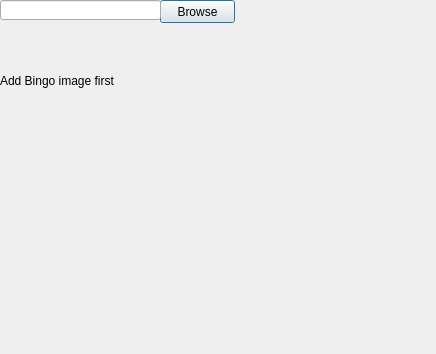
Before: the Qt Designer form gui.ui in ezra01/bingo-tracker, drawn with Qt 5.
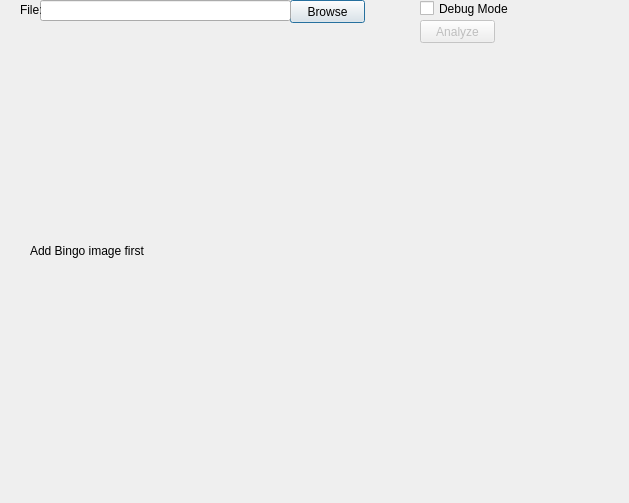
After: the same form once the commit is applied.

Commit message: -GUI: added threading, linked functions to buttons, added checkbox for debug info -Main: getwinning#'s updated so winning bingo's are saved as set data

```diff
--- a/gui.ui
+++ b/gui.ui
@@ -6,12 +6,12 @@
    <rect>
     <x>0</x>
     <y>0</y>
-    <width>436</width>
-    <height>354</height>
+    <width>629</width>
+    <height>503</height>
    </rect>
   </property>
   <property name="sizePolicy">
-   <sizepolicy hsizetype="Expanding" vsizetype="Expanding">
+   <sizepolicy hsizetype="MinimumExpanding" vsizetype="MinimumExpanding">
     <horstretch>0</horstretch>
     <verstretch>0</verstretch>
    </sizepolicy>
@@ -22,7 +22,7 @@
   <widget class="QPushButton" name="browse_button">
    <property name="geometry">
     <rect>
-     <x>160</x>
+     <x>290</x>
      <y>0</y>
      <width>75</width>
      <height>23</height>
@@ -35,20 +35,23 @@
   <widget class="QLineEdit" name="filename">
    <property name="geometry">
     <rect>
-     <x>0</x>
+     <x>40</x>
      <y>0</y>
-     <width>161</width>
-     <height>20</height>
+     <width>251</width>
+     <height>21</height>
     </rect>
    </property>
+   <property name="readOnly">
+    <bool>true</bool>
+   </property>
   </widget>
   <widget class="QLabel" name="pic_label">
    <property name="geometry">
     <rect>
-     <x>0</x>
-     <y>30</y>
-     <width>151</width>
-     <height>101</height>
+     <x>30</x>
+     <y>50</y>
+     <width>491</width>
+     <height>401</height>
     </rect>
    </property>
    <property name="text">
@@ -58,6 +61,48 @@
     <bool>true</bool>
    </property>
   </widget>
+  <widget class="QPushButton" name="analyze_button">
+   <property name="enabled">
+    <bool>false</bool>
+   </property>
+   <property name="geometry">
+    <rect>
+     <x>420</x>
+     <y>20</y>
+     <width>75</width>
+     <height>23</height>
+    </rect>
+   </property>
+   <property name="text">
+    <string>Analyze</string>
+   </property>
+  </widget>
+  <widget class="QCheckBox" name="isDebug_btn">
+   <property name="geometry">
+    <rect>
+     <x>420</x>
+     <y>0</y>
+     <width>91</width>
+     <height>17</height>
+    </rect>
+   </property>
+   <property name="text">
+    <string>Debug Mode</string>
+   </property>
+  </widget>
+  <widget class="QLabel" name="label">
+   <property name="geometry">
+    <rect>
+     <x>20</x>
+     <y>0</y>
+     <width>21</width>
+     <height>20</height>
+    </rect>
+   </property>
+   <property name="text">
+    <string>File:</string>
+   </property>
+  </widget>
  </widget>
  <resources/>
  <connections/>
```
Left out of the diff: 2 changed lines with no effect on the pictures. The commit also changes 2 other files.
